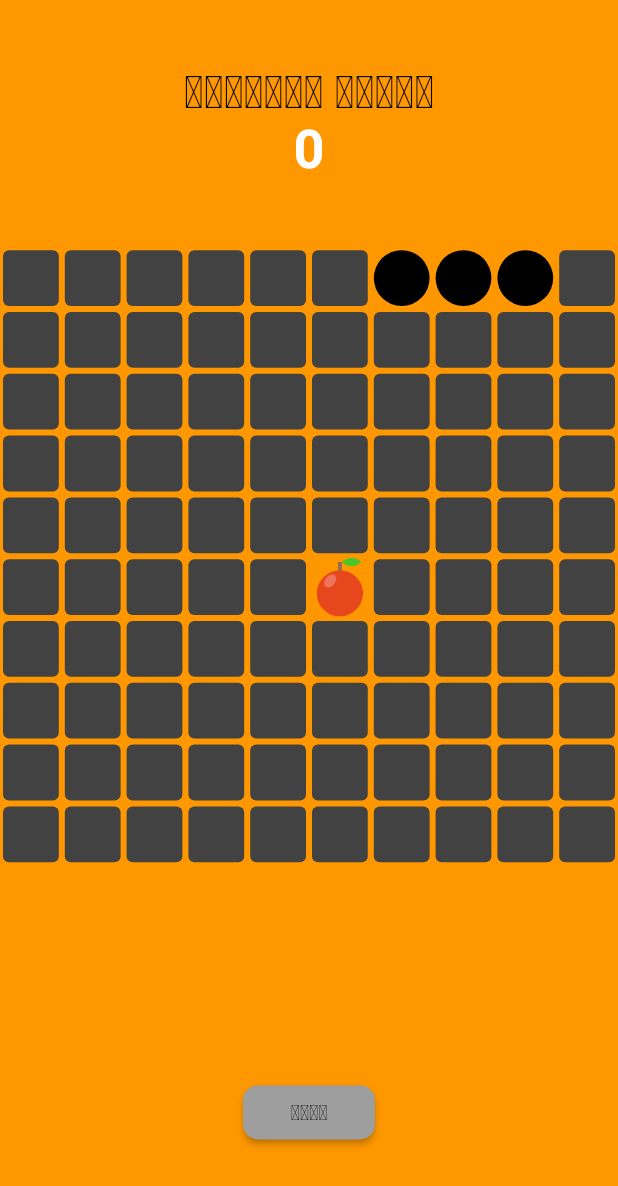
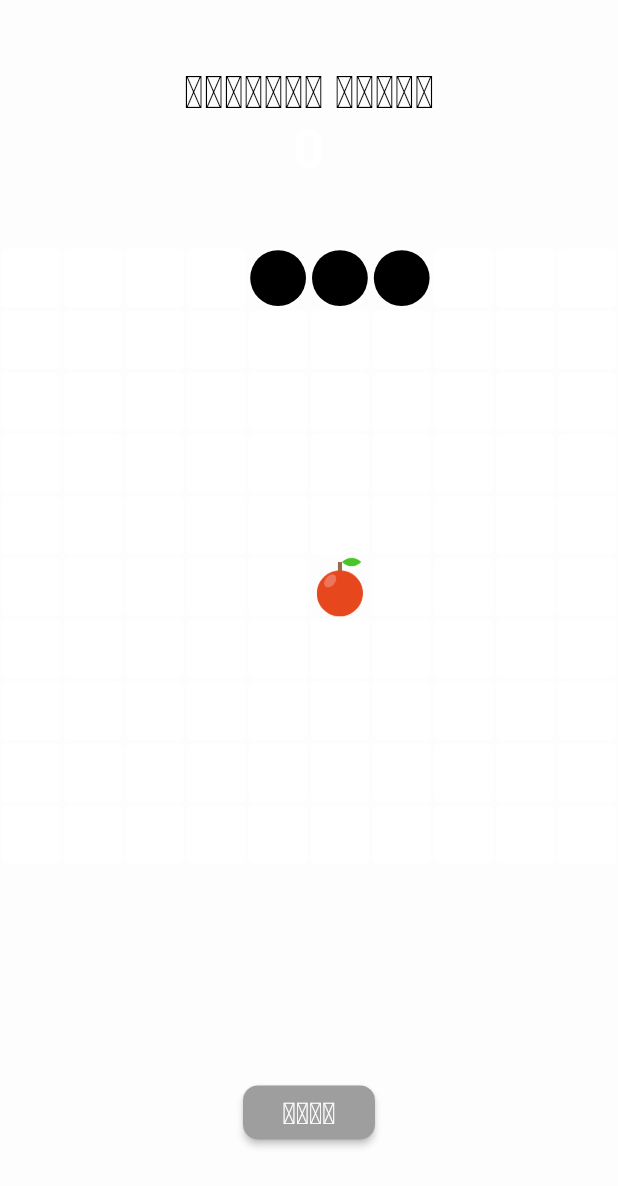
Before and after one commit to abdullahsattar7/SnakeGame-Flutter, a Flutter app: the screen it shows after launch, after a tap on "𝙋𝙡𝙖𝙮", on a phone screen of 412 x 824 dp. Shown: the top 1186 px of the screen. Run offline on Flutter 3.47's test engine with Material 2 defaults, Android fonts, the phone set to English and light mode, and no system bars; our stand-ins replace lottie.

Commit message:
Home Page and Background Updated.

```diff
--- a/lib/blank_pixels.dart
+++ b/lib/blank_pixels.dart
@@ -6,10 +6,10 @@ class BlankPixel extends StatelessWidget {
   @override
   Widget build(BuildContext context) {
     return Padding(
-      padding: const EdgeInsets.all(2.0),
+      padding: const EdgeInsets.all(1.0),
       child: Container(
         decoration: BoxDecoration(
-          color: Colors.grey[800],
+          color: Colors.white,
           borderRadius: BorderRadius.circular(4),
         ),
       ),
--- a/lib/home_page.dart
+++ b/lib/home_page.dart
@@ -1,6 +1,6 @@
 import 'dart:async';
 import 'dart:math';
-
+import 'dart:isolate';
 import 'package:flutter/material.dart';
 import 'package:snake_game/blank_pixels.dart';
 import 'package:snake_game/food_pixel.dart';
@@ -12,48 +12,49 @@ class HomePage extends StatefulWidget {
   @override
   State<HomePage> createState() => _HomePageState();
 }
-enum SnakeDirection {  UP, DOWN,LEFT,RIGHT}
+
+enum SnakeDirection { UP, DOWN, LEFT, RIGHT }
 
 class _HomePageState extends State<HomePage> {
-
   // grid dimensions
-  int rowSize=10;
-  int totalSquares=100;
+  int rowSize = 10;
+  int totalSquares = 100;
   bool gameHasStarted = false;
   // snakePosition
-  List<int> snakePos = [0,1,2];
+  List<int> snakePos = [0, 1, 2];
   // SNAKE DIRECTION IS INITIALLY TO THE RIGHT
   var currentDirection = SnakeDirection.RIGHT;
   // food Position
   int foodPos = 55;
   //user score
   int currentScore = 0;
-
-
+  double cellSize = 100.0;
 
   //start the game
-  void startGame(){
-    gameHasStarted=true;
-    Timer.periodic(const Duration(milliseconds: 200), (timer) {
+  void startGame() {
+    gameHasStarted = true;
+
+    Timer.periodic(const Duration(milliseconds: 300), (timer) {
       setState(() {
         // keep the snake moving
         moveSnake();
         // snake is eating food
         eatFood();
         //check if the game is over
-        if(gameOver()){
+        if (gameOver()) {
           timer.cancel();
           //display a message to the user
           showDialog(
               context: context,
               barrierDismissible: false,
-              builder: (context){
+              builder: (context) {
                 return AlertDialog(
                   title: const Text('𝙂𝙖𝙢𝙚 𝙊𝙫𝙚𝙧'),
                   backgroundColor: Colors.lightBlueAccent,
                   content: Text.rich(
                     TextSpan(
-                  text: '𝙔𝙤𝙪𝙧 𝙎𝙘𝙤𝙧𝙚 𝙞𝙨: ',style: const TextStyle(fontSize: 30),
+                      text: '𝙔𝙤𝙪𝙧 𝙎𝙘𝙤𝙧𝙚 𝙞𝙨: ',
+                      style: const TextStyle(fontSize: 30),
                       children: <TextSpan>[
                         TextSpan(
                           text: '$currentScore',
@@ -70,14 +71,17 @@ class _HomePageState extends State<HomePage> {
                       shape: RoundedRectangleBorder(
                         borderRadius: BorderRadius.circular(8),
                       ),
-                onPressed: (){
+                      onPressed: () {
                         Navigator.pop(context);
                         submitScore();
                         newGame();
                         startGame();
                       },
                       color: Colors.black,
-                child: const Text('𝙍𝙚𝙨𝙩𝙖𝙧𝙩',style: TextStyle(color: Colors.white),),
+                      child: const Text(
+                        '𝙍𝙚𝙨𝙩𝙖𝙧𝙩',
+                        style: TextStyle(color: Colors.white),
+                      ),
                     ),
                   ],
                 );
@@ -87,83 +91,90 @@ class _HomePageState extends State<HomePage> {
     });
   }
 
-  void submitScore(){
+  void submitScore() {
     //
   }
-  void newGame(){
+  void newGame() {
     setState(() {
-      snakePos = [0,1,2];
-      foodPos=55;
-      currentDirection= SnakeDirection.RIGHT;
-      gameHasStarted=false;
-      currentScore=0;
+      snakePos = [0, 1, 2];
+      foodPos = 55;
+      currentDirection = SnakeDirection.RIGHT;
+      gameHasStarted = false;
+      currentScore = 0;
+      double cellSize = 100.0;
     });
   }
-  void eatFood(){
 
+  void eatFood() {
     // making sure the new food is not where the snake is
-    while(snakePos.contains(foodPos)){
+    while (snakePos.contains(foodPos)) {
       foodPos = Random().nextInt(totalSquares);
     }
   }
-  void moveSnake (){
-    switch(currentDirection){
-      case SnakeDirection.RIGHT:{
+
+  void moveSnake() {
+    switch (currentDirection) {
+      case SnakeDirection.RIGHT:
+        {
           // add a head
           // if snake in wall, need to re-adjust
-        if(snakePos.last % rowSize == 9){
+          if (snakePos.last % rowSize == 9) {
             snakePos.add(snakePos.last + 1 - rowSize);
-        }else{
-          snakePos.add(snakePos.last+1);
+          } else {
+            snakePos.add(snakePos.last + 1);
           }
         }
         break;
-      case SnakeDirection.LEFT:{
+      case SnakeDirection.LEFT:
+        {
           // add a head
           // if snake in wall, need to re-adjust
-        if(snakePos.last % rowSize == 0){
+          if (snakePos.last % rowSize == 0) {
             snakePos.add(snakePos.last - 1 + rowSize);
-        }else{
+          } else {
             snakePos.add(snakePos.last - 1);
           }
         }
         break;
-      case SnakeDirection.UP:{
+      case SnakeDirection.UP:
+        {
           // add a head
           // if snake in wall, need to re-adjust
-        if(snakePos.last < rowSize){
-          snakePos.add(snakePos.last  - rowSize + totalSquares);
-        }else{
+          if (snakePos.last < rowSize) {
+            snakePos.add(snakePos.last - rowSize + totalSquares);
+          } else {
             snakePos.add(snakePos.last - rowSize);
           }
         }
         break;
-      case SnakeDirection.DOWN:{
+      case SnakeDirection.DOWN:
+        {
           // add a head
           // if snake in wall, need to re-adjust
-        if(snakePos.last + rowSize > totalSquares){
-          snakePos.add(snakePos.last  + rowSize - totalSquares);
-        }else{
+          if (snakePos.last + rowSize > totalSquares) {
+            snakePos.add(snakePos.last + rowSize - totalSquares);
+          } else {
             snakePos.add(snakePos.last + rowSize);
           }
         }
         break;
       default:
     }
-    if(snakePos.last == foodPos){
+    if (snakePos.last == foodPos) {
       eatFood();
       currentScore++;
-    }else {
+    } else {
       snakePos.removeAt(0);
     }
   }
+
   // game over
-  bool gameOver(){
+  bool gameOver() {
     // the game will be over when the snake runs into itself
     // this occurs when there's a duplicate position in the snake Position List
     // THIS LIST IS THE BODY OF THE SNAKE
-    List<int> bodySnake = snakePos.sublist(0,snakePos.length-1);
-    if(bodySnake.contains(snakePos.last)){
+    List<int> bodySnake = snakePos.sublist(0, snakePos.length - 1);
+    if (bodySnake.contains(snakePos.last)) {
       return true;
     }
     return false;
@@ -173,7 +184,7 @@ class _HomePageState extends State<HomePage> {
   Widget build(BuildContext context) {
     return SafeArea(
       child: Scaffold(
-        backgroundColor: Colors.orange,
+        backgroundColor: Color.fromARGB(255, 253, 253, 253),
         body: Column(
           children: [
             // high scores
@@ -185,8 +196,15 @@ class _HomePageState extends State<HomePage> {
                   Column(
                     mainAxisAlignment: MainAxisAlignment.center,
                     children: [
-                      const Text('𝘾𝙪𝙧𝙧𝙚𝙣𝙩 𝙎𝙘𝙤𝙧𝙚',style:  TextStyle(color: Colors.black,fontSize: 30)),
-                      Text(currentScore.toString(),style: const TextStyle(color: Colors.white,fontSize: 36,fontWeight: FontWeight.bold),),
+                      const Text('𝘾𝙪𝙧𝙧𝙚𝙣𝙩 𝙎𝙘𝙤𝙧𝙚',
+                          style: TextStyle(color: Colors.black, fontSize: 30)),
+                      Text(
+                        currentScore.toString(),
+                        style: const TextStyle(
+                            color: Colors.white,
+                            fontSize: 36,
+                            fontWeight: FontWeight.bold),
+                      ),
                     ],
                   ),
                   //high score
@@ -198,38 +216,52 @@ class _HomePageState extends State<HomePage> {
             Expanded(
               flex: 3,
               child: GestureDetector(
-                  onVerticalDragUpdate: (details){
-                    if(details.delta.dy > 0 && currentDirection != SnakeDirection.UP){
+                onVerticalDragUpdate: (details) {
+                  if (details.delta.dy > 0 &&
+                      currentDirection != SnakeDirection.UP) {
                     currentDirection = SnakeDirection.DOWN;
-                    }else if(details.delta.dy < 0 && currentDirection != SnakeDirection.DOWN){
+                  } else if (details.delta.dy < 0 &&
+                      currentDirection != SnakeDirection.DOWN) {
                     currentDirection = SnakeDirection.UP;
                   }
                 },
-                  onHorizontalDragUpdate: (details){
-                    if(details.delta.dx > 0&& currentDirection != SnakeDirection.LEFT){
+                onHorizontalDragUpdate: (details) {
+                  if (details.delta.dx > 0 &&
+                      currentDirection != SnakeDirection.LEFT) {
                     currentDirection = SnakeDirection.RIGHT;
-                    }else if(details.delta.dx < 0 && currentDirection != SnakeDirection.RIGHT){
+                  } else if (details.delta.dx < 0 &&
+                      currentDirection != SnakeDirection.RIGHT) {
                     currentDirection = SnakeDirection.LEFT;
                   }
                 },
-                  child: GridView.builder(
+                child: AspectRatio(
+                  aspectRatio: 1,
+                  child: LayoutBuilder(
+                    builder: (context, constraints) {
+                      final cellSize = constraints.maxWidth / rowSize;
+                      return GridView.builder(
                         itemCount: totalSquares,
                         physics: const NeverScrollableScrollPhysics(),
                         gridDelegate: SliverGridDelegateWithFixedCrossAxisCount(
-                          crossAxisCount: rowSize),
-                      itemBuilder: (context,index){
-                        if(snakePos.contains(index)){
+                          crossAxisCount: rowSize,
+                          childAspectRatio: 1,
+                        ),
+                        itemBuilder: (context, index) {
+                          if (snakePos.contains(index)) {
                             return const SnakePixel();
-                        }else if(foodPos==index){
-                          return const FoodPixel();
-                        }
-                        else{
+                          } else if (foodPos == index) {
+                            return FoodPixel();
+                          } else {
                             return const BlankPixel();
                           }
-                      }
+                        },
+                      );
+                    },
                   ),
                 ),
               ),
+            ),
+
             // play Button
             Expanded(
               child: Container(
@@ -238,9 +270,20 @@ class _HomePageState extends State<HomePage> {
                     shape: RoundedRectangleBorder(
                       borderRadius: BorderRadius.circular(10),
                     ),
-                    color: gameHasStarted?Colors.grey:Colors.pink,
-                    onPressed: gameHasStarted?(){}:startGame,
-                    child: const Text('𝙋𝙡𝙖𝙮'),
+                    color: gameHasStarted
+                        ? Colors.grey
+                        : Color.fromARGB(255, 0, 0, 0),
+                    onPressed: gameHasStarted ? () {} : startGame,
+                    child: const Text(
+                      '𝙋𝙡𝙖𝙮',
+                      style: TextStyle(
+                        color: Color.fromARGB(255, 255, 255,
+                            255), // Change this color to your desired color
+                        fontSize: 20, // Change this to your desired font size
+                        fontWeight: FontWeight
+                            .bold, // Change this to your desired font weight
+                      ),
+                    ),
                   ),
                 ),
               ),
```
Lines whose indentation alone changed are shown as unchanged.
